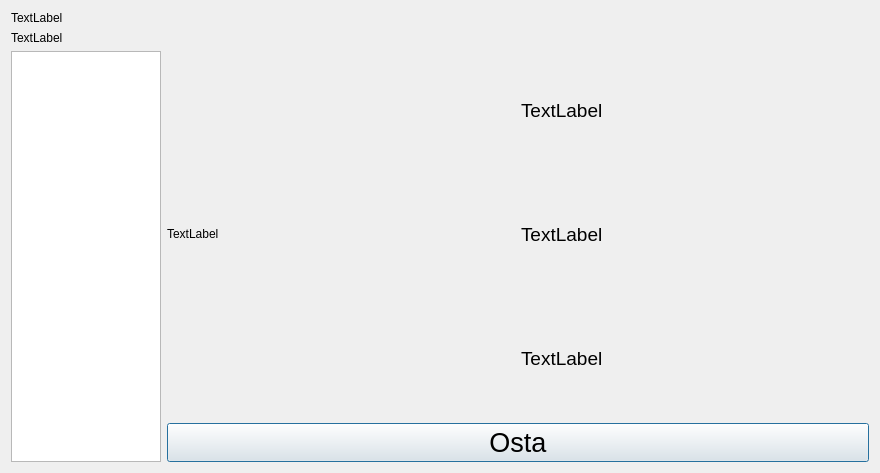
Above: ui/sales/selling.ui from t3vato00/projekti1 before the change. Below: the same form after it.
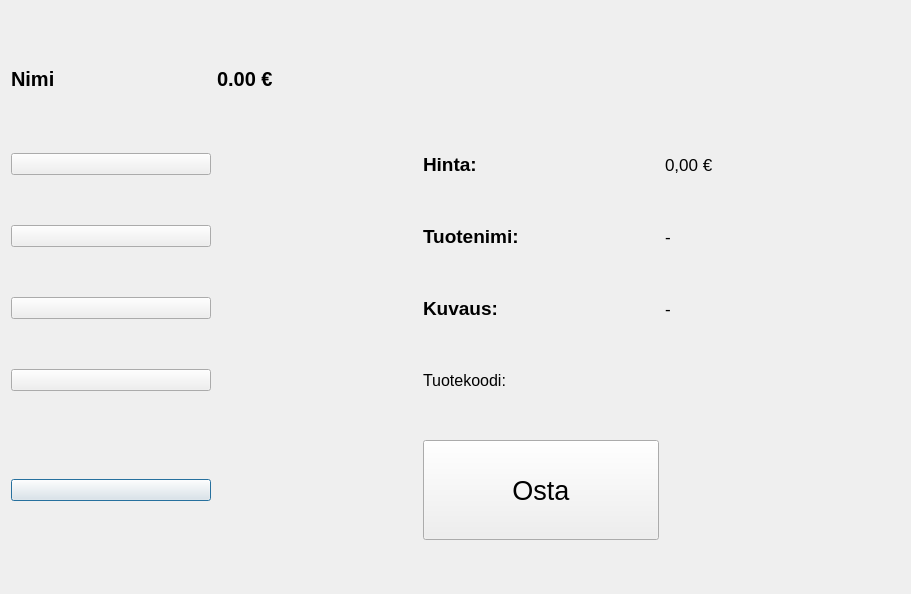
That is the form after the change.

Patch:
```diff
--- a/ui/sales/selling.ui
+++ b/ui/sales/selling.ui
@@ -6,104 +6,257 @@
    <rect>
     <x>0</x>
     <y>0</y>
-    <width>880</width>
-    <height>473</height>
+    <width>911</width>
+    <height>594</height>
    </rect>
   </property>
   <property name="windowTitle">
    <string>Dialog</string>
   </property>
   <layout class="QGridLayout" name="gridLayout_2">
+   <item row="5" column="1">
+    <widget class="QLabel" name="l_twix">
+     <property name="text">
+      <string/>
+     </property>
+    </widget>
+   </item>
+   <item row="3" column="2">
+    <widget class="QLabel" name="label_k">
+     <property name="font">
+      <font>
+       <pointsize>14</pointsize>
+       <weight>75</weight>
+       <bold>true</bold>
+      </font>
+     </property>
+     <property name="text">
+      <string>Kuvaus:</string>
+     </property>
+    </widget>
+   </item>
+   <item row="7" column="0">
+    <widget class="QPushButton" name="b_banaani">
+     <property name="text">
+      <string/>
+     </property>
+    </widget>
+   </item>
+   <item row="0" column="1">
+    <widget class="QLabel" name="label_money">
+     <property name="maximumSize">
+      <size>
+       <width>200</width>
+       <height>50</height>
+      </size>
+     </property>
+     <property name="font">
+      <font>
+       <pointsize>15</pointsize>
+       <weight>75</weight>
+       <bold>true</bold>
+      </font>
+     </property>
+     <property name="text">
+      <string>0.00 €</string>
+     </property>
+    </widget>
+   </item>
+   <item row="1" column="2">
+    <widget class="QLabel" name="label_">
+     <property name="font">
+      <font>
+       <pointsize>14</pointsize>
+       <weight>75</weight>
+       <bold>true</bold>
+      </font>
+     </property>
+     <property name="text">
+      <string>Hinta:</string>
+     </property>
+    </widget>
+   </item>
    <item row="2" column="1">
-    <layout class="QGridLayout" name="gridLayout">
-     <item row="3" column="0" colspan="2">
-      <widget class="QPushButton" name="pushButton_osta">
-       <property name="sizePolicy">
-        <sizepolicy hsizetype="Preferred" vsizetype="Fixed">
-         <horstretch>0</horstretch>
-         <verstretch>0</verstretch>
-        </sizepolicy>
-       </property>
-       <property name="font">
-        <font>
-         <pointsize>20</pointsize>
-        </font>
-       </property>
-       <property name="text">
-        <string>Osta</string>
-       </property>
-      </widget>
-     </item>
-     <item row="0" column="0" rowspan="3">
-      <widget class="QLabel" name="label_image">
-       <property name="text">
-        <string>TextLabel</string>
-       </property>
-      </widget>
-     </item>
-     <item row="0" column="1" rowspan="3">
-      <layout class="QVBoxLayout" name="verticalLayout">
-       <item>
-        <widget class="QLabel" name="label_name">
-         <property name="font">
-          <font>
-           <pointsize>14</pointsize>
-          </font>
-         </property>
-         <property name="text">
-          <string>TextLabel</string>
-         </property>
-        </widget>
-       </item>
-       <item>
-        <widget class="QLabel" name="label_price">
-         <property name="font">
-          <font>
-           <pointsize>14</pointsize>
-          </font>
-         </property>
-         <property name="text">
-          <string>TextLabel</string>
-         </property>
-        </widget>
-       </item>
-       <item>
-        <widget class="QLabel" name="label_description">
-         <property name="font">
-          <font>
-           <pointsize>14</pointsize>
-          </font>
-         </property>
-         <property name="text">
-          <string>TextLabel</string>
-         </property>
-        </widget>
-       </item>
-      </layout>
-     </item>
-    </layout>
-   </item>
-   <item row="0" column="0">
-    <widget class="QLabel" name="label_nimi">
+    <widget class="QLabel" name="l_pepsi">
      <property name="text">
-      <string>TextLabel</string>
+      <string/>
      </property>
     </widget>
    </item>
-   <item row="2" column="0">
-    <widget class="QTableWidget" name="tableWidgetProducts">
-     <property name="maximumSize">
-      <size>
-       <width>150</width>
-       <height>16777215</height>
-      </size>
+   <item row="3" column="0">
+    <widget class="QPushButton" name="b_daniels">
+     <property name="text">
+      <string/>
      </property>
     </widget>
    </item>
    <item row="1" column="0">
-    <widget class="QLabel" name="label_money">
+    <widget class="QPushButton" name="b_coke">
      <property name="text">
-      <string>TextLabel</string>
+      <string/>
+     </property>
+    </widget>
+   </item>
+   <item row="7" column="1">
+    <widget class="QLabel" name="l_banaani">
+     <property name="text">
+      <string/>
+     </property>
+    </widget>
+   </item>
+   <item row="5" column="0">
+    <widget class="QPushButton" name="b_twix">
+     <property name="text">
+      <string/>
+     </property>
+    </widget>
+   </item>
+   <item row="1" column="1">
+    <widget class="QLabel" name="l_coke">
+     <property name="text">
+      <string/>
+     </property>
+    </widget>
+   </item>
+   <item row="1" column="3">
+    <widget class="QLabel" name="label_price">
+     <property name="font">
+      <font>
+       <pointsize>13</pointsize>
+      </font>
+     </property>
+     <property name="text">
+      <string>0,00 €</string>
+     </property>
+    </widget>
+   </item>
+   <item row="3" column="1">
+    <widget class="QLabel" name="l_daniels">
+     <property name="text">
+      <string/>
+     </property>
+    </widget>
+   </item>
+   <item row="2" column="0">
+    <widget class="QPushButton" name="b_pepsi">
+     <property name="text">
+      <string/>
+     </property>
+    </widget>
+   </item>
+   <item row="0" column="0">
+    <widget class="QLabel" name="label_user_name">
+     <property name="maximumSize">
+      <size>
+       <width>200</width>
+       <height>50</height>
+      </size>
+     </property>
+     <property name="font">
+      <font>
+       <pointsize>15</pointsize>
+       <weight>75</weight>
+       <bold>true</bold>
+      </font>
+     </property>
+     <property name="text">
+      <string>Nimi</string>
+     </property>
+    </widget>
+   </item>
+   <item row="2" column="3">
+    <widget class="QLabel" name="label_name">
+     <property name="font">
+      <font>
+       <pointsize>13</pointsize>
+      </font>
+     </property>
+     <property name="text">
+      <string>-</string>
+     </property>
+    </widget>
+   </item>
+   <item row="2" column="2">
+    <widget class="QLabel" name="label_pr">
+     <property name="font">
+      <font>
+       <pointsize>14</pointsize>
+       <weight>75</weight>
+       <bold>true</bold>
+      </font>
+     </property>
+     <property name="text">
+      <string>Tuotenimi:</string>
+     </property>
+    </widget>
+   </item>
+   <item row="3" column="3">
+    <widget class="QLabel" name="label_description">
+     <property name="font">
+      <font>
+       <pointsize>13</pointsize>
+      </font>
+     </property>
+     <property name="text">
+      <string>-</string>
+     </property>
+    </widget>
+   </item>
+   <item row="7" column="2">
+    <widget class="QPushButton" name="pushButton_osta">
+     <property name="sizePolicy">
+      <sizepolicy hsizetype="Preferred" vsizetype="Fixed">
+       <horstretch>0</horstretch>
+       <verstretch>0</verstretch>
+      </sizepolicy>
+     </property>
+     <property name="minimumSize">
+      <size>
+       <width>0</width>
+       <height>100</height>
+      </size>
+     </property>
+     <property name="font">
+      <font>
+       <pointsize>20</pointsize>
+      </font>
+     </property>
+     <property name="text">
+      <string>Osta</string>
+     </property>
+    </widget>
+   </item>
+   <item row="5" column="3">
+    <widget class="QLabel" name="l_code">
+     <property name="text">
+      <string/>
+     </property>
+    </widget>
+   </item>
+   <item row="7" column="3">
+    <widget class="QLabel" name="l_thanks">
+     <property name="font">
+      <font>
+       <pointsize>12</pointsize>
+       <italic>true</italic>
+      </font>
+     </property>
+     <property name="text">
+      <string/>
+     </property>
+    </widget>
+   </item>
+   <item row="5" column="2">
+    <widget class="QLabel" name="label">
+     <property name="font">
+      <font>
+       <pointsize>12</pointsize>
+       <weight>50</weight>
+       <bold>false</bold>
+      </font>
+     </property>
+     <property name="text">
+      <string>Tuotekoodi:</string>
      </property>
     </widget>
    </item>
```
